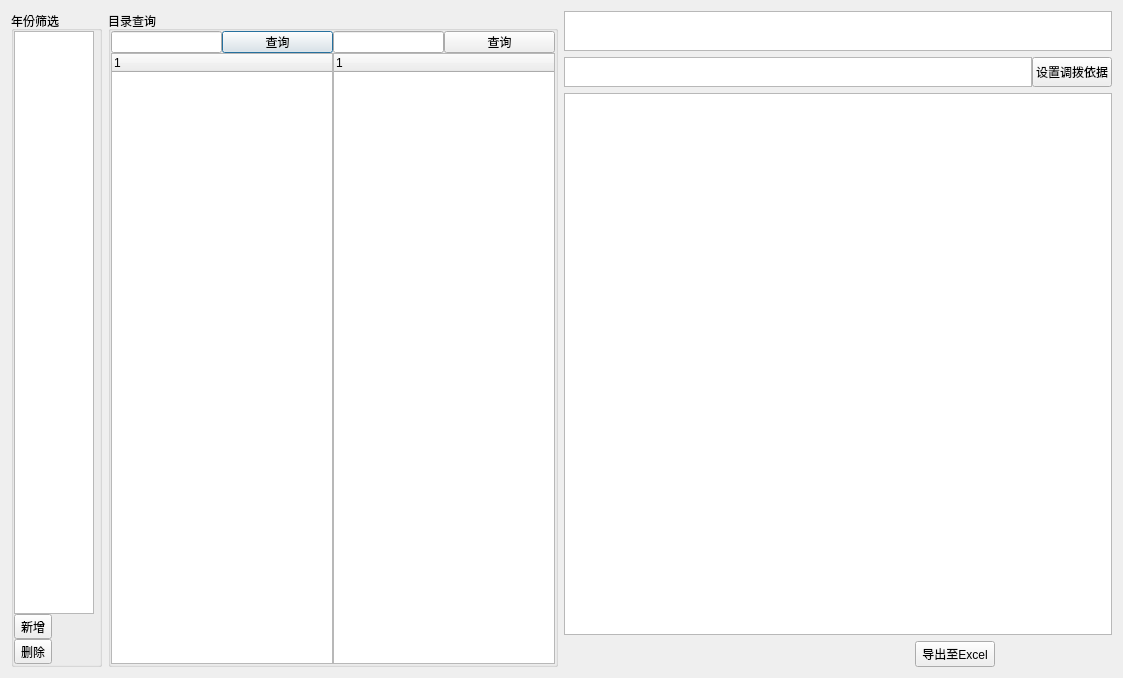
Qt form widgets/orderManage/widget_OrderPlan.ui (Belos10/Equip) before a commit.
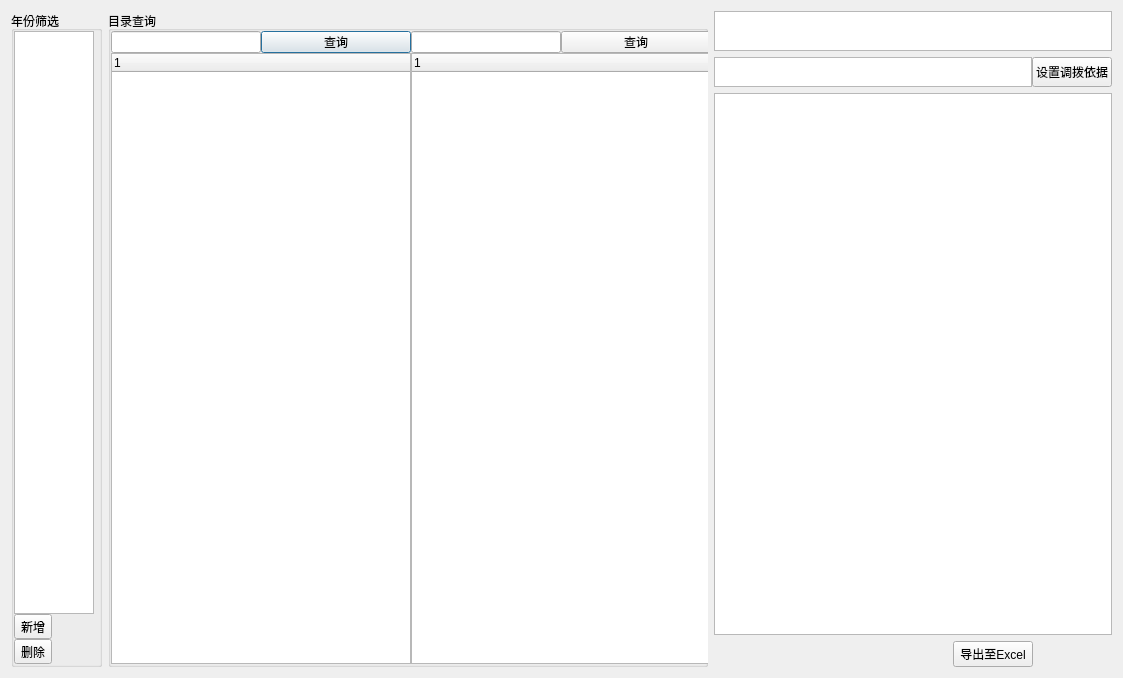
The same form after that commit.

Diff of the .ui file:
```diff
--- a/widgets/orderManage/widget_OrderPlan.ui
+++ b/widgets/orderManage/widget_OrderPlan.ui
@@ -77,14 +77,14 @@
    <item>
     <widget class="QGroupBox" name="groupBox_2">
      <property name="sizePolicy">
-      <sizepolicy hsizetype="Ignored" vsizetype="Preferred">
+      <sizepolicy hsizetype="Expanding" vsizetype="Preferred">
        <horstretch>0</horstretch>
        <verstretch>0</verstretch>
       </sizepolicy>
      </property>
      <property name="minimumSize">
       <size>
-       <width>300</width>
+       <width>600</width>
        <height>0</height>
       </size>
      </property>
@@ -116,14 +116,14 @@
       <item row="0" column="2">
        <widget class="QWidget" name="wg_directory" native="true">
         <property name="sizePolicy">
-         <sizepolicy hsizetype="Ignored" vsizetype="Preferred">
+         <sizepolicy hsizetype="Expanding" vsizetype="Preferred">
           <horstretch>0</horstretch>
           <verstretch>0</verstretch>
          </sizepolicy>
         </property>
         <property name="minimumSize">
          <size>
-          <width>300</width>
+          <width>600</width>
           <height>0</height>
          </size>
         </property>
@@ -191,6 +191,12 @@
              </item>
              <item>
               <widget class="QTreeWidget" name="tw_first">
+               <property name="minimumSize">
+                <size>
+                 <width>300</width>
+                 <height>0</height>
+                </size>
+               </property>
                <column>
                 <property name="text">
                  <string/>
@@ -237,6 +243,12 @@
              </item>
              <item>
               <widget class="QTreeWidget" name="tw_second">
+               <property name="minimumSize">
+                <size>
+                 <width>300</width>
+                 <height>0</height>
+                </size>
+               </property>
                <column>
                 <property name="text">
                  <string/>
@@ -280,8 +292,8 @@
         <string>&lt;!DOCTYPE HTML PUBLIC &quot;-//W3C//DTD HTML 4.0//EN&quot; &quot;http://www.w3.org/TR/REC-html40/strict.dtd&quot;&gt;
 &lt;html&gt;&lt;head&gt;&lt;meta name=&quot;qrichtext&quot; content=&quot;1&quot; /&gt;&lt;style type=&quot;text/css&quot;&gt;
 p, li { white-space: pre-wrap; }
-&lt;/style&gt;&lt;/head&gt;&lt;body style=&quot; font-family:'SimSun'; font-size:9pt; font-weight:400; font-style:normal;&quot;&gt;
-&lt;p align=&quot;center&quot; style=&quot;-qt-paragraph-type:empty; margin-top:0px; margin-bottom:0px; margin-left:0px; margin-right:0px; -qt-block-indent:0; text-indent:0px;&quot;&gt;&lt;br /&gt;&lt;/p&gt;&lt;/body&gt;&lt;/html&gt;</string>
+&lt;/style&gt;&lt;/head&gt;&lt;body style=&quot; font-family:'SimSun'; font-size:9.07563pt; font-weight:400; font-style:normal;&quot;&gt;
+&lt;p align=&quot;center&quot; style=&quot;-qt-paragraph-type:empty; margin-top:0px; margin-bottom:0px; margin-left:0px; margin-right:0px; -qt-block-indent:0; text-indent:0px; font-size:9pt;&quot;&gt;&lt;br /&gt;&lt;/p&gt;&lt;/body&gt;&lt;/html&gt;</string>
        </property>
       </widget>
      </item>
```
